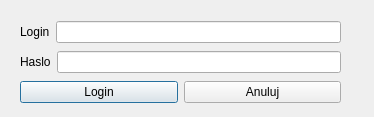
First picture: the form in login.ui, repository aleksanderkalenbach/IO_2020_2021_ASP, before the edit.
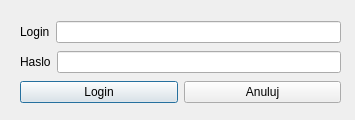
Second picture: the form after the edit.

The edit to the form file:
```diff
--- a/login.ui
+++ b/login.ui
@@ -6,8 +6,8 @@
    <rect>
     <x>0</x>
     <y>0</y>
-    <width>374</width>
-    <height>117</height>
+    <width>355</width>
+    <height>120</height>
    </rect>
   </property>
   <property name="windowTitle">
```
